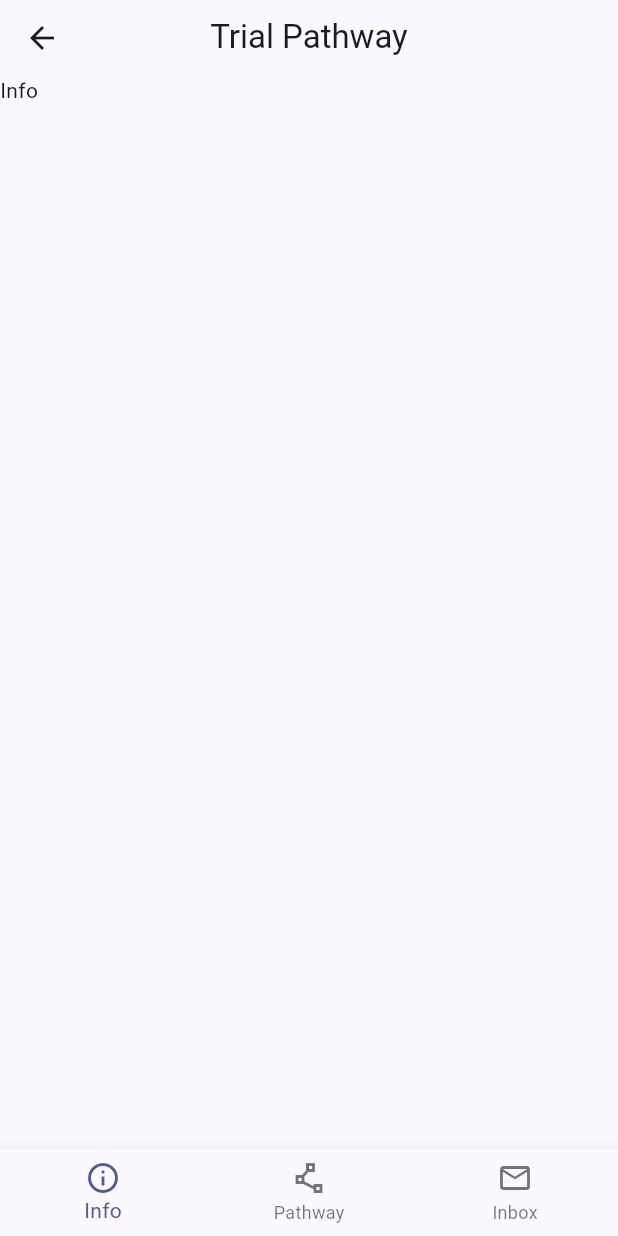
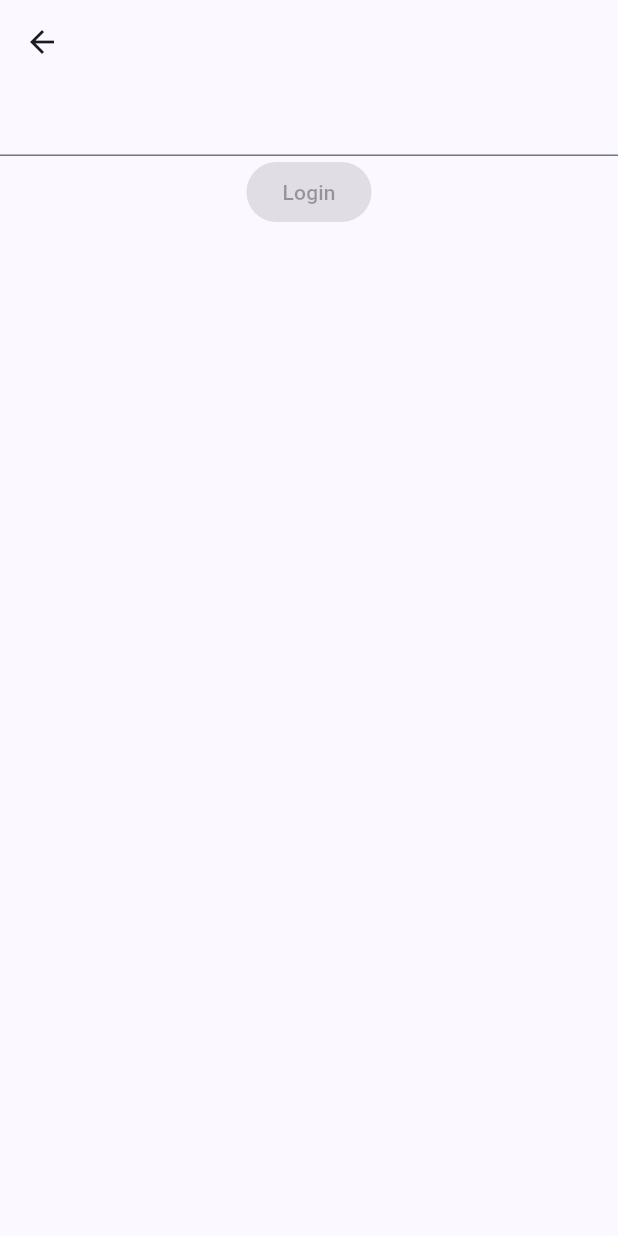
Before and after one commit to JohnnyCasares/trialpathway, a Flutter app: the screen it shows after launch, after a tap on "Researcher", on a phone screen of 412 x 824 dp. Run offline on Flutter 3.47's test engine with Material 3 defaults, Android fonts, the phone set to English and light mode, and no system bars.

Commit message:
working on login for researcher

```diff
--- a/lib/main.dart
+++ b/lib/main.dart
@@ -1,5 +1,5 @@
 import 'package:flutter/material.dart';
-import 'package:hti_trialpathway/login.dart';
+import 'package:hti_trialpathway/user_type.dart';
 
 void main() {
   runApp(const MyApp());
--- /dev/null
+++ b/lib/researcher/login_research.dart
@@ -0,0 +1,45 @@
+import 'package:flutter/material.dart';
+import 'package:hti_trialpathway/researcher/research_main.dart';
+
+class ResearchLogin extends StatefulWidget {
+  const ResearchLogin({super.key});
+
+  @override
+  State<ResearchLogin> createState() => _ResearchLoginState();
+}
+
+class _ResearchLoginState extends State<ResearchLogin> {
+  var key = GlobalKey<FormState>();
+  bool valid = false;
+  @override
+  Widget build(BuildContext context) {
+    return Scaffold(
+      appBar: AppBar(),
+      body: Center(
+        child: Form(
+          key: key,
+          onChanged: (){
+            if(key.currentState!=null && key.currentState!.validate()){
+              setState(() {
+                valid = true;
+              });
+            }
+          },
+          child: Column(
+            children: [
+              /*org (One-word organization name assigned by PRS (sent via email when account was created)),
+               username,
+               password*/
+              TextFormField(
+
+              ),
+              ElevatedButton(onPressed: valid?(){
+                Navigator.of(context).push(MaterialPageRoute(builder: (_)=>ResearchMain()));
+              }:null, child: const Text('Login'))
+            ],
+          ),
+        ),
+      ),
+    );
+  }
+}
--- a/lib/login.dart
+++ b/lib/user_type.dart
@@ -1,6 +1,6 @@
 import 'package:flutter/material.dart';
 import 'package:flutter/widgets.dart';
-import 'package:hti_trialpathway/researcher/research_main.dart';
+import 'package:hti_trialpathway/researcher/login_research.dart';
 import 'package:hti_trialpathway/widgets/my_appbar.dart';
 
 class Login extends StatelessWidget {
@@ -16,7 +16,7 @@ class Login extends StatelessWidget {
 
           children: [
             ElevatedButton(onPressed: (){
-              Navigator.of(context).push(MaterialPageRoute(builder: (_)=>ResearchMain()));
+              Navigator.of(context).push(MaterialPageRoute(builder: (_)=>ResearchLogin()));
             }, child: Text('Researcher')),
             ElevatedButton(onPressed: (){}, child: Text('Patient')),
           ],
```
Also changed, not shown: lib/researcher/views/info.dart (+7 -1 lines).
